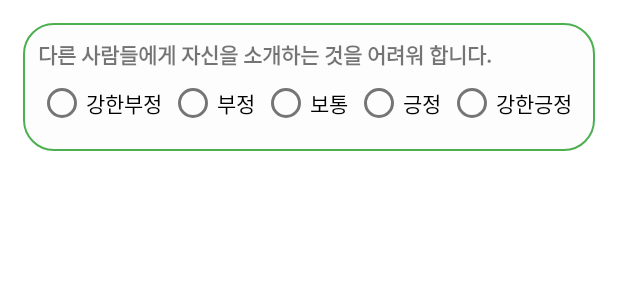
After one commit to N0mercy00/TK_MBTI, an Android app: the layout item_recycler.xml on its own in the app's theme, with its tools: preview values and no code run, on a phone screen of 412 x 824 dp. The commit adds this screen. Shown: the top 300 px of the screen. Run offline under Robolectric (Android 15) with nearby library versions, the phone set to English and light mode, and no system bars.

Commit message:
try to replace with Recycler View

```diff
--- a/app/src/main/AndroidManifest.xml
+++ b/app/src/main/AndroidManifest.xml
@@ -9,6 +9,9 @@
         android:roundIcon="@mipmap/ic_launcher_round"
         android:supportsRtl="true"
         android:theme="@style/Theme.TK_MBTI">
+        <activity
+            android:name=".TestRecyclerActivity"
+            android:exported="true" />
         <activity
             android:name=".TestActivity"
             android:exported="true" />
--- a/app/src/main/java/com/dongdong999/tk_mbti/MainActivity.kt
+++ b/app/src/main/java/com/dongdong999/tk_mbti/MainActivity.kt
@@ -15,5 +15,8 @@ class MainActivity : AppCompatActivity() {
         binding.btnMainStart.setOnClickListener {
            startActivity(Intent(this,TestActivity::class.java))
         }
+        binding.btnMainGotoReview.setOnClickListener {
+            startActivity(Intent(this,TestRecyclerActivity::class.java))
+        }
     }
 }
--- /dev/null
+++ b/app/src/main/java/com/dongdong999/tk_mbti/Question.kt
@@ -0,0 +1,3 @@
+package com.dongdong999.tk_mbti
+
+data class Question (var ques : String)
--- /dev/null
+++ b/app/src/main/res/layout/item_recycler.xml
@@ -0,0 +1,59 @@
+<?xml version="1.0" encoding="utf-8"?>
+<androidx.appcompat.widget.LinearLayoutCompat xmlns:android="http://schemas.android.com/apk/res/android"
+    android:id="@+id/recycler_item_item"
+    android:layout_width="match_parent"
+    android:layout_height="85dp"
+    android:orientation="vertical"
+    android:layout_margin="15dp"
+    android:padding="10dp"
+    android:background="@drawable/border_round_green">
+
+
+        <TextView
+            android:id="@+id/recycler_item_title"
+            android:layout_width="match_parent"
+            android:layout_height="wrap_content"
+            android:text="@string/QuestionIE1"
+            android:textStyle="bold"/>
+
+        <RadioGroup
+            android:id="@+id/rg_RR1"
+            android:layout_width="match_parent"
+            android:layout_height="wrap_content"
+            android:orientation="horizontal"
+            android:weightSum="5">
+            <RadioButton
+                android:id="@+id/rb_RR1NN"
+                android:layout_width="wrap_content"
+                android:layout_height="wrap_content"
+                android:text="강한부정"
+                android:layout_weight="1"/>
+            <RadioButton
+                android:id="@+id/rb_RR1N"
+                android:layout_width="wrap_content"
+                android:layout_height="wrap_content"
+                android:text="부정"
+                android:layout_weight="1"/>
+            <RadioButton
+                android:id="@+id/rb_RR1M"
+                android:layout_width="wrap_content"
+                android:layout_height="wrap_content"
+                android:text="보통"
+                android:layout_weight="1"/>
+            <RadioButton
+                android:id="@+id/rb_RR1Y"
+                android:layout_width="wrap_content"
+                android:layout_height="wrap_content"
+                android:text="긍정"
+                android:layout_weight="1"/>
+            <RadioButton
+                android:id="@+id/rb_RR1YY"
+                android:layout_width="wrap_content"
+                android:layout_height="wrap_content"
+                android:text="강한긍정"
+                android:layout_weight="1"/>
+        </RadioGroup>
+
+
+
+</androidx.appcompat.widget.LinearLayoutCompat>
--- a/app/src/main/res/values/strings.xml
+++ b/app/src/main/res/values/strings.xml
@@ -17,6 +17,4 @@
     <string name="QuestionJP3">판단은 신속해야 합니다.</string>
 
 
-
-
 </resources>
```
Also changed, not shown: app/src/main/java/com/dongdong999/tk_mbti/CustomAdapter.kt (added, +41 -0 lines), app/src/main/java/com/dongdong999/tk_mbti/TestRecyclerActivity.kt (added, +28 -0 lines), app/src/main/res/drawable/border_under_item_line.xml (added, +29 -0 lines), app/src/main/res/drawable/border_under_line.xml (added, +29 -0 lines), app/src/main/res/layout/activity_test_recycler.xml (added, +28 -0 lines).
